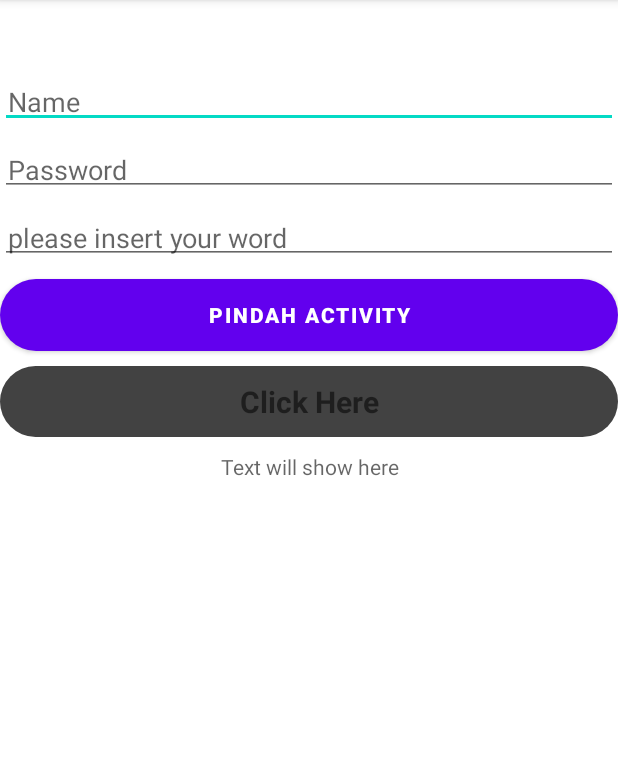
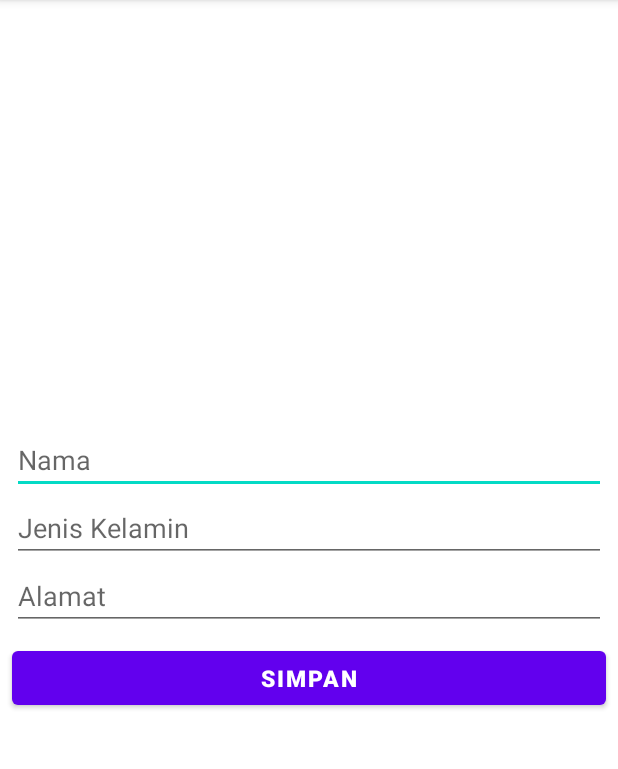
Before and after one commit to kalitrack18/LatihanYukCoding, an Android app: the screen it shows after launch (MainActivity before the commit, ValidasiActivity after it), on a phone screen of 412 x 824 dp, the part 84-853 px from its top. Run offline under Robolectric (Android 15) with nearby library versions, the phone set to English and light mode, and no system bars.

Commit message:
ValidasiActivity

```diff
--- a/OnclickButton/app/src/main/AndroidManifest.xml
+++ b/OnclickButton/app/src/main/AndroidManifest.xml
@@ -9,14 +9,17 @@
         android:roundIcon="@mipmap/ic_launcher_round"
         android:supportsRtl="true"
         android:theme="@style/Theme.OnclickButton">
-        <activity android:name=".MainActivity2"></activity>
-        <activity android:name=".MainActivity">
+        <activity android:name=".ValidasiActivity">
             <intent-filter>
                 <action android:name="android.intent.action.MAIN" />
 
                 <category android:name="android.intent.category.LAUNCHER" />
             </intent-filter>
         </activity>
+        <activity android:name=".MainActivity2" />
+        <activity android:name=".MainActivity">
+
+        </activity>
     </application>
 
 </manifest>
--- /dev/null
+++ b/OnclickButton/app/src/main/java/com/example/onclickbutton/ValidasiActivity.java
@@ -0,0 +1,48 @@
+package com.example.onclickbutton;
+
+import androidx.appcompat.app.AppCompatActivity;
+
+import android.content.Context;
+import android.os.Bundle;
+import android.view.View;
+import android.widget.Button;
+import android.widget.EditText;
+import android.widget.Toast;
+
+public class ValidasiActivity extends AppCompatActivity {
+
+    EditText edtNama, edtAlamat,edtJenisKelamin;
+    Button btnSimpan;
+
+    @Override
+    protected void onCreate(Bundle savedInstanceState) {
+        super.onCreate(savedInstanceState);
+        setContentView(R.layout.activity_validasi);
+
+        edtNama = findViewById(R.id.edtNama);
+        edtAlamat = findViewById(R.id.edtAlamat);
+        edtJenisKelamin = findViewById(R.id.edtJenisKelamin);
+
+        btnSimpan = findViewById(R.id.btnSimpan);
+
+        validasi();
+    }
+
+    private void validasi() {
+        btnSimpan.setOnClickListener(new View.OnClickListener() {
+            @Override
+            public void onClick(View view) {
+                if (edtNama.getText().toString().isEmpty() || edtAlamat.getText().toString().isEmpty() || edtJenisKelamin.getText().toString().isEmpty()){
+                    Toast.makeText(ValidasiActivity.this, "Maaf data harus di isi", Toast.LENGTH_SHORT).show();
+                }else   {
+                    String nama = edtNama.getText().toString();
+                    String alamat = edtAlamat.getText().toString();
+                    String jenisKelamin = edtJenisKelamin.getText().toString();
+
+                    Toast.makeText(ValidasiActivity.this, " Hasil Inputan adalah :   Nama = " + nama + " Alamat = "
+                            + alamat + " Jenis Kelamin = " + jenisKelamin, Toast.LENGTH_SHORT).show();
+                }
+            }
+        });
+    }
+}
--- /dev/null
+++ b/OnclickButton/app/src/main/res/layout/activity_validasi.xml
@@ -0,0 +1,46 @@
+<?xml version="1.0" encoding="utf-8"?>
+<LinearLayout xmlns:android="http://schemas.android.com/apk/res/android"
+    xmlns:app="http://schemas.android.com/apk/res-auto"
+    xmlns:tools="http://schemas.android.com/tools"
+    android:layout_width="match_parent"
+    android:layout_height="match_parent"
+    android:orientation="vertical"
+    android:gravity="center"
+    tools:context=".ValidasiActivity">
+
+    <EditText
+        android:id="@+id/edtNama"
+        android:layout_width="match_parent"
+        android:layout_height="wrap_content"
+        android:hint="@string/nama_validasi"
+        android:layout_marginLeft="8dp"
+        android:layout_marginRight="8dp"/>
+
+    <EditText
+        android:id="@+id/edtJenisKelamin"
+        android:layout_width="match_parent"
+        android:layout_height="wrap_content"
+        android:hint="@string/jenis_kelamin_validasi"
+        android:layout_marginLeft="8dp"
+        android:layout_marginRight="8dp"/>
+
+    <EditText
+        android:id="@+id/edtAlamat"
+        android:layout_width="match_parent"
+        android:layout_height="wrap_content"
+        android:hint="@string/alamat_validasi"
+        android:layout_marginLeft="8dp"
+        android:layout_marginRight="8dp"/>
+
+    <Button
+        android:id="@+id/btnSimpan"
+        android:layout_width="match_parent"
+        android:layout_height="wrap_content"
+        android:layout_margin="8dp"
+        android:text="Simpan"
+        android:textStyle="bold"
+        android:textSize="15sp"/>
+
+
+
+</LinearLayout>
--- a/OnclickButton/app/src/main/res/values/strings.xml
+++ b/OnclickButton/app/src/main/res/values/strings.xml
@@ -1,3 +1,6 @@
 <resources>
     <string name="app_name">Onclick Button</string>
+    <string name="nama_validasi">Nama</string>
+    <string name="jenis_kelamin_validasi">Jenis Kelamin</string>
+    <string name="alamat_validasi">Alamat</string>
 </resources>
```
